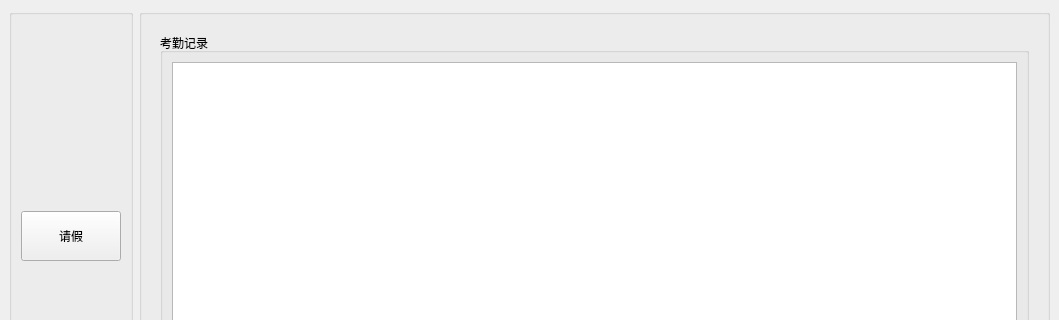
Before: the Qt Designer form src/gui/studentwidget/ui_studentmainwindow.ui in eagleqq/BaiDuFace, drawn with Qt 5; both pictures show x 0 to 1059 and y 0 to 320 of the 1059 by 733 pixel window.
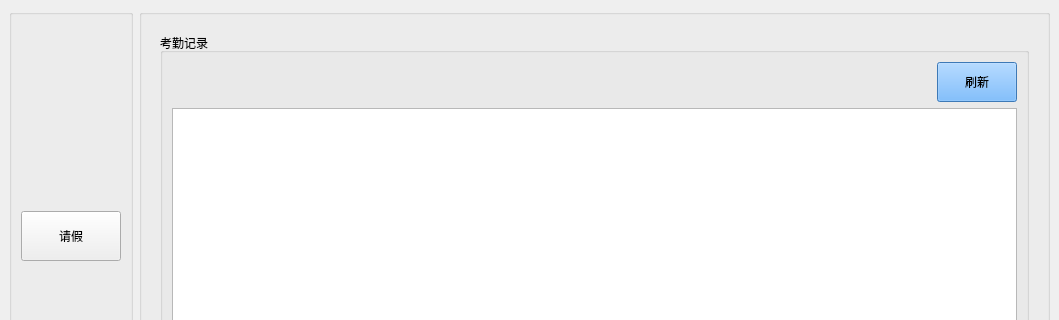
After: the same form once the commit is applied. The open tabs and pages were chosen to show the change.

The edit to the form file:
```diff
--- a/src/gui/studentwidget/ui_studentmainwindow.ui
+++ b/src/gui/studentwidget/ui_studentmainwindow.ui
@@ -313,9 +313,42 @@
              <property name="title">
               <string>考勤记录</string>
              </property>
-             <layout class="QHBoxLayout" name="horizontalLayout_10">
+             <layout class="QVBoxLayout" name="verticalLayout_4">
               <item>
-               <widget class="QTableView" name="tableView_record"/>
+               <layout class="QHBoxLayout" name="horizontalLayout_10">
+                <item>
+                 <spacer name="horizontalSpacer_2">
+                  <property name="orientation">
+                   <enum>Qt::Horizontal</enum>
+                  </property>
+                  <property name="sizeHint" stdset="0">
+                   <size>
+                    <width>40</width>
+                    <height>20</height>
+                   </size>
+                  </property>
+                 </spacer>
+                </item>
+                <item>
+                 <widget class="QPushButton" name="pushButton_refresh">
+                  <property name="minimumSize">
+                   <size>
+                    <width>0</width>
+                    <height>40</height>
+                   </size>
+                  </property>
+                  <property name="styleSheet">
+                   <string notr="true">background-color: rgb(85, 170, 255);</string>
+                  </property>
+                  <property name="text">
+                   <string>刷新</string>
+                  </property>
+                 </widget>
+                </item>
+               </layout>
+              </item>
+              <item>
+               <widget class="QTableWidget" name="tableWidget_record"/>
               </item>
              </layout>
             </widget>
```
Left out of the diff: 16 changed lines with no effect on the pictures.
